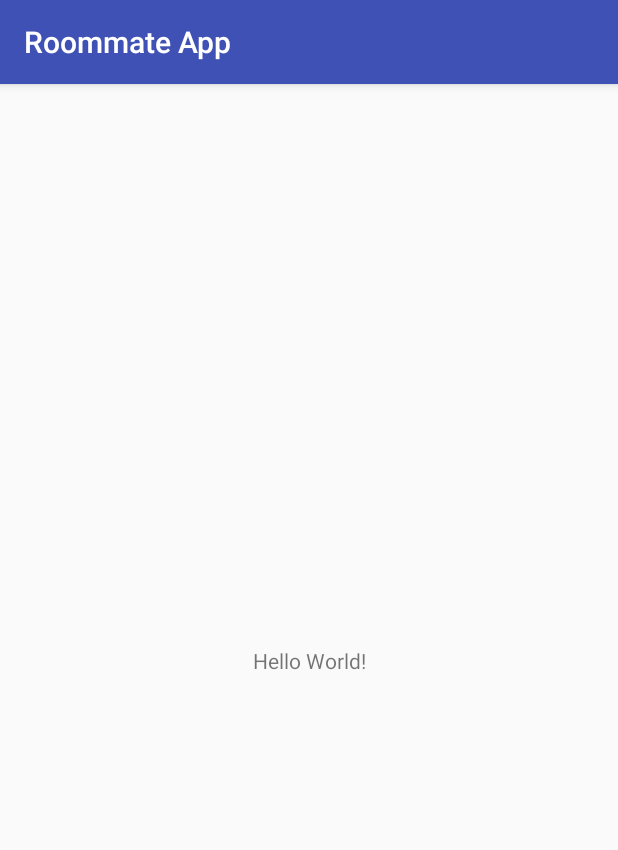
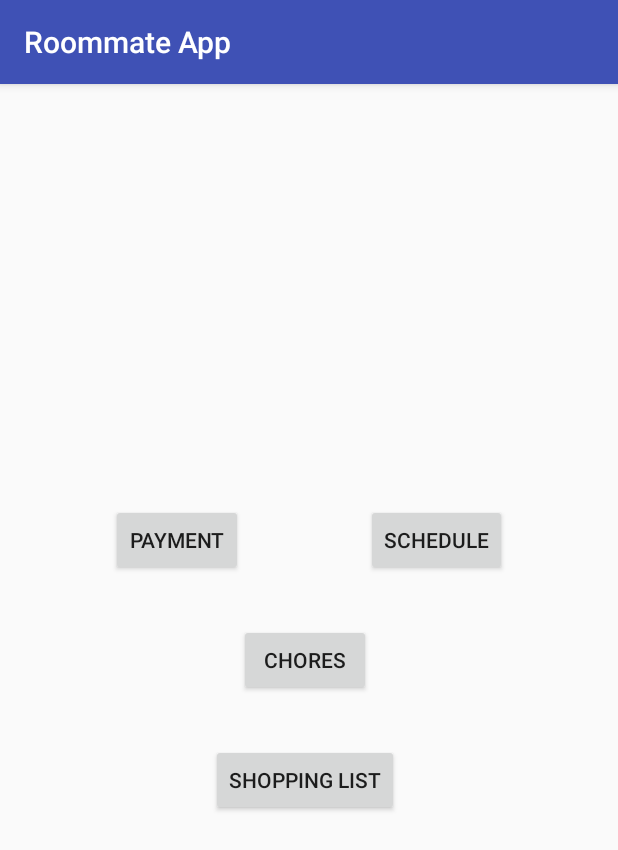
Before and after one commit to aguguchev/RoommateApp, an Android app: the screen it shows after launch (MainScreen before the commit, AppMainActivity after it), on a phone screen of 412 x 824 dp. Shown: the top 850 px of the screen. Run offline under Robolectric (Android 15) with nearby library versions, the phone set to English and light mode, and no system bars.

Commit message:
screenflow to four main tab screens complete used ugly buttons to save time tho

```diff
--- /dev/null
+++ b/app/src/main/java/com/android/roommate/roommateapp/AppMainActivity.java
@@ -0,0 +1,49 @@
+package com.android.roommate.roommateapp;
+
+import android.content.Intent;
+import android.support.v7.app.AppCompatActivity;
+import android.os.Bundle;
+import android.view.View;
+import android.widget.Button;
+
+public class AppMainActivity extends AppCompatActivity {
+
+    @Override
+    protected void onCreate(Bundle savedInstanceState) {
+        super.onCreate(savedInstanceState);
+        setContentView(R.layout.activity_app_main_screen);
+
+        View.OnClickListener clickListener = new View.OnClickListener() {
+            @Override
+            public void onClick(View v) {
+                navToFunction(v);
+            }
+        };
+
+        findViewById(R.id.chore_butt).setOnClickListener(clickListener);
+        findViewById(R.id.pay_butt).setOnClickListener(clickListener);
+        findViewById(R.id.sched_butt).setOnClickListener(clickListener);
+        findViewById(R.id.shop_butt).setOnClickListener(clickListener);
+    }
+
+    public void navToFunction(View view){
+        int id = view.getId();
+        Intent intent = null;
+        if(id == R.id.chore_butt)
+            intent = new Intent(this, ChoresMainActivity.class);
+        else if(id == R.id.pay_butt)
+            intent = new Intent(this, PayMainActivity.class);
+        else if(id == R.id.sched_butt)
+            intent = new Intent(this, ScheduleMainActivity.class);
+        else if(id == R.id.shop_butt)
+            intent = new Intent(this, ShoppingMainActivity.class);
+
+        if(intent != null){
+            startActivity(intent);
+        }
+    }
+
+    public void sendMessage(View view){
+
+    }
+}
--- a/app/src/main/java/com/android/roommate/roommateapp/MainScreen.java
+++ /dev/null
@@ -1,16 +0,0 @@
-package com.android.roommate.roommateapp;
-
-import android.support.v7.app.AppCompatActivity;
-import android.os.Bundle;
-
-public class MainScreen extends AppCompatActivity {
-
-    @Override
-    protected void onCreate(Bundle savedInstanceState) {
-        super.onCreate(savedInstanceState);
-        setContentView(R.layout.activity_main_screen);
-        //test changes
-        //git cmd changes
-        //IS IT FINALLY WORKING
-    }
-}
--- /dev/null
+++ b/app/src/main/res/layout/activity_app_main_screen.xml
@@ -0,0 +1,65 @@
+<?xml version="1.0" encoding="utf-8"?>
+<android.support.constraint.ConstraintLayout xmlns:android="http://schemas.android.com/apk/res/android"
+    xmlns:app="http://schemas.android.com/apk/res-auto"
+    xmlns:tools="http://schemas.android.com/tools"
+    android:layout_width="match_parent"
+    android:layout_height="match_parent"
+    tools:context="com.android.roommate.roommateapp.AppMainActivity"
+    tools:layout_editor_absoluteY="81dp">
+
+    <Button
+        android:id="@+id/pay_butt"
+        android:layout_width="wrap_content"
+        android:layout_height="wrap_content"
+        android:layout_marginEnd="8dp"
+        android:layout_marginStart="8dp"
+        android:text="@string/pay_label"
+        app:layout_constraintBaseline_toBaselineOf="@+id/sched_butt"
+        app:layout_constraintEnd_toStartOf="@+id/sched_butt"
+        app:layout_constraintStart_toStartOf="parent" />
+
+    <Button
+        android:id="@+id/sched_butt"
+        android:layout_width="wrap_content"
+        android:layout_height="wrap_content"
+        android:layout_marginBottom="16dp"
+        android:layout_marginEnd="8dp"
+        android:layout_marginStart="8dp"
+        android:layout_marginTop="24dp"
+        android:text="@string/schedule_label"
+        app:layout_constraintVertical_chainStyle="packed"
+        app:layout_constraintBottom_toTopOf="@+id/chore_butt"
+        app:layout_constraintEnd_toEndOf="parent"
+        app:layout_constraintHorizontal_bias="0.631"
+        app:layout_constraintStart_toEndOf="@+id/pay_butt"
+        app:layout_constraintTop_toTopOf="parent" />
+
+    <Button
+        android:id="@+id/chore_butt"
+        android:layout_width="wrap_content"
+        android:layout_height="wrap_content"
+        android:layout_marginBottom="16dp"
+        android:layout_marginEnd="8dp"
+        android:layout_marginStart="8dp"
+        android:layout_marginTop="16dp"
+        android:text="@string/chores_label"
+        app:layout_constraintBottom_toTopOf="@+id/shop_butt"
+        app:layout_constraintEnd_toStartOf="@+id/sched_butt"
+        app:layout_constraintStart_toEndOf="@+id/pay_butt"
+        app:layout_constraintTop_toBottomOf="@+id/sched_butt" />
+
+    <Button
+        android:id="@+id/shop_butt"
+        android:layout_width="wrap_content"
+        android:layout_height="wrap_content"
+        android:layout_marginBottom="24dp"
+        android:layout_marginEnd="8dp"
+        android:layout_marginStart="8dp"
+        android:layout_marginTop="16dp"
+        android:text="@string/shop_label"
+        app:layout_constraintBottom_toBottomOf="parent"
+        app:layout_constraintEnd_toStartOf="@+id/sched_butt"
+        app:layout_constraintStart_toEndOf="@+id/pay_butt"
+        app:layout_constraintTop_toBottomOf="@+id/chore_butt" />
+
+</android.support.constraint.ConstraintLayout>
--- a/app/src/main/res/layout/activity_main_screen.xml
+++ /dev/null
@@ -1,18 +0,0 @@
-<?xml version="1.0" encoding="utf-8"?>
-<android.support.constraint.ConstraintLayout xmlns:android="http://schemas.android.com/apk/res/android"
-    xmlns:app="http://schemas.android.com/apk/res-auto"
-    xmlns:tools="http://schemas.android.com/tools"
-    android:layout_width="match_parent"
-    android:layout_height="match_parent"
-    tools:context="com.android.roommate.roommateapp.MainScreen">
-
-    <TextView
-        android:layout_width="wrap_content"
-        android:layout_height="wrap_content"
-        android:text="Hello World!"
-        app:layout_constraintBottom_toBottomOf="parent"
-        app:layout_constraintLeft_toLeftOf="parent"
-        app:layout_constraintRight_toRightOf="parent"
-        app:layout_constraintTop_toTopOf="parent" />
-
-</android.support.constraint.ConstraintLayout>
--- a/app/src/main/res/values/strings.xml
+++ b/app/src/main/res/values/strings.xml
@@ -1,3 +1,7 @@
 <resources>
     <string name="app_name">Roommate App</string>
+    <string name="chores_label">Chores</string>
+    <string name="schedule_label">Schedule</string>
+    <string name="pay_label">Payment</string>
+    <string name="shop_label">Shopping List</string>
 </resources>
```
Also changed, not shown: app/src/main/AndroidManifest.xml (+25 -1 lines), app/src/main/java/com/android/roommate/roommateapp/ChoresMainActivity.java (added, +21 -0 lines), app/src/main/java/com/android/roommate/roommateapp/PayMainActivity.java (added, +17 -0 lines), app/src/main/java/com/android/roommate/roommateapp/ScheduleMainActivity.java (added, +17 -0 lines), app/src/main/java/com/android/roommate/roommateapp/ShoppingMainActivity.java (added, +17 -0 lines), app/src/main/res/layout/activity_chores_main_screen.xml (added, +12 -0 lines), app/src/main/res/layout/activity_pay_main_screen.xml (added, +12 -0 lines), app/src/main/res/layout/activity_schedule_main_screen.xml (added, +12 -0 lines), app/src/main/res/layout/activity_shopping_main_screen.xml (added, +12 -0 lines), 1 other file.
